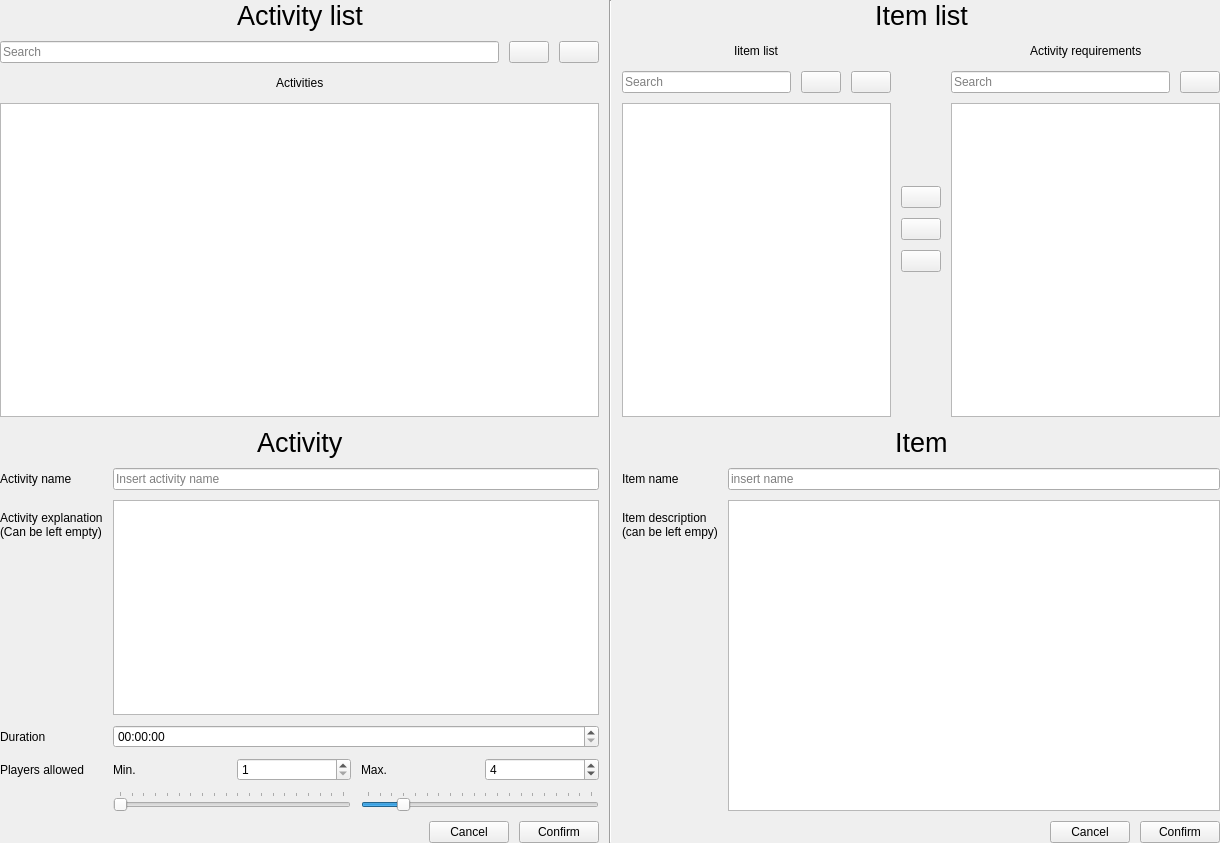
Before: the Qt Designer form mngactivity.ui in glennnys/Decided, drawn with Qt 5.
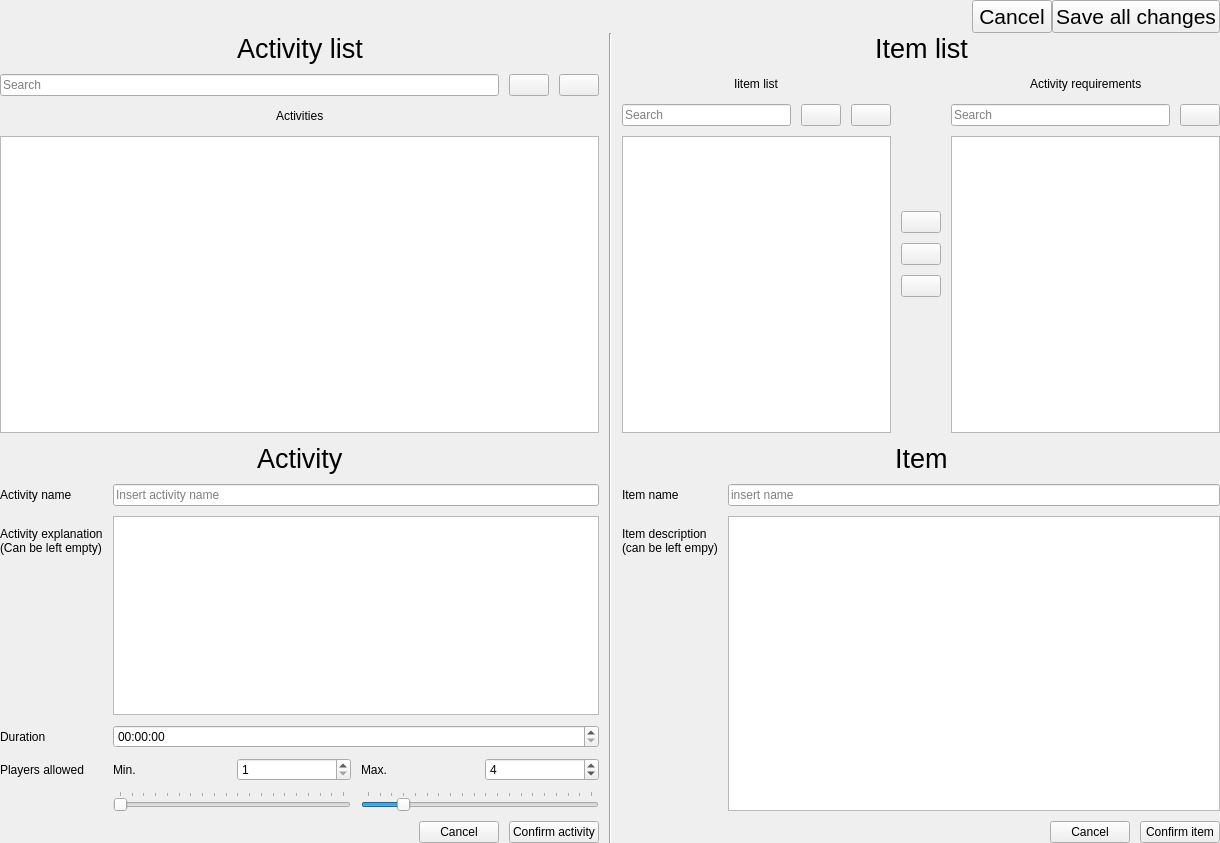
After: the same form once the commit is applied. Icons and pictures are not drawn.

The edit to the form file:
```diff
--- a/mngactivity.ui
+++ b/mngactivity.ui
@@ -29,6 +29,47 @@
    <property name="bottomMargin">
     <number>0</number>
    </property>
+   <item>
+    <layout class="QHBoxLayout" name="horizontalLayout_10">
+     <item>
+      <spacer name="horizontalSpacer_5">
+       <property name="orientation">
+        <enum>Qt::Orientation::Horizontal</enum>
+       </property>
+       <property name="sizeHint" stdset="0">
+        <size>
+         <width>40</width>
+         <height>20</height>
+        </size>
+       </property>
+      </spacer>
+     </item>
+     <item>
+      <widget class="QPushButton" name="cancel_changes">
+       <property name="font">
+        <font>
+         <pointsize>16</pointsize>
+        </font>
+       </property>
+       <property name="text">
+        <string>Cancel</string>
+       </property>
+      </widget>
+     </item>
+     <item>
+      <widget class="QPushButton" name="save_changes">
+       <property name="font">
+        <font>
+         <pointsize>16</pointsize>
+        </font>
+       </property>
+       <property name="text">
+        <string>Save all changes</string>
+       </property>
+      </widget>
+     </item>
+    </layout>
+   </item>
    <item>
     <layout class="QHBoxLayout" name="horizontalLayout">
      <property name="spacing">
@@ -401,7 +442,7 @@
            <item>
             <widget class="QPushButton" name="confirm_act_btn">
              <property name="text">
-              <string>Confirm</string>
+              <string>Confirm activity</string>
              </property>
             </widget>
            </item>
@@ -789,7 +830,7 @@
            <item>
             <widget class="QPushButton" name="confirm_item_btn">
              <property name="text">
-              <string>Confirm</string>
+              <string>Confirm item</string>
              </property>
             </widget>
            </item>
```
